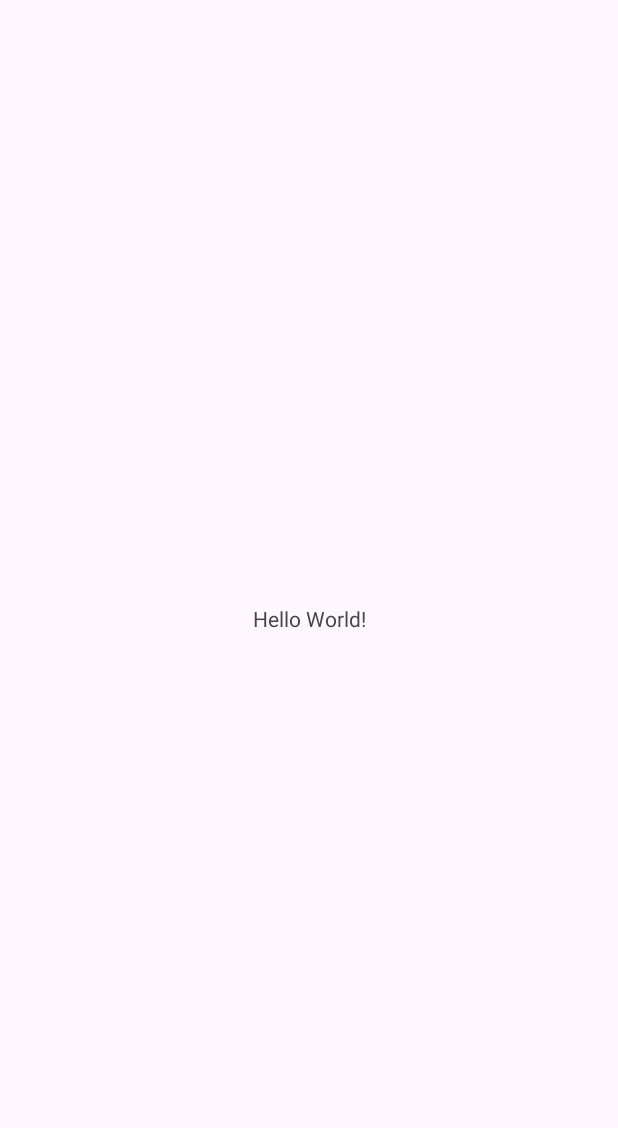
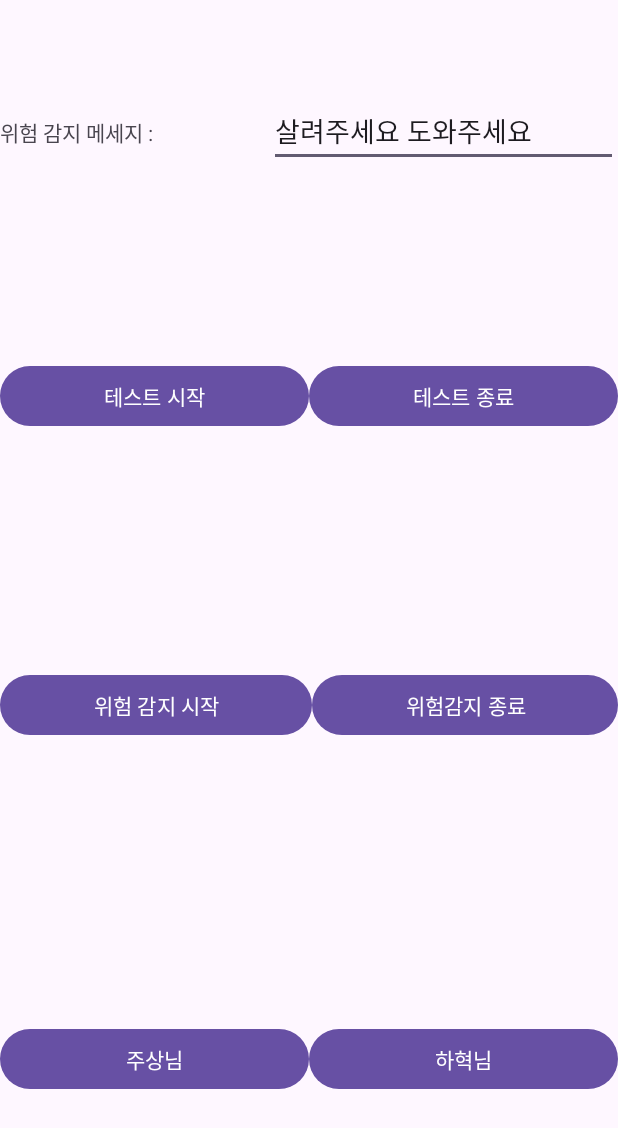
Before and after one commit to cbj5210/2024-SKT-AI-CHALLENGE, an Android app: the screen it shows after launch (MainActivity), on a phone screen of 412 x 824 dp. Before the commit the part shown is almost empty. Shown: the top 1128 px of the screen. Run offline under Robolectric (Android 15) with nearby library versions, the phone set to English and light mode, and no system bars.

Commit message:
add function button

```diff
--- a/app/src/main/java/com/skt/help/MainActivity.java
+++ b/app/src/main/java/com/skt/help/MainActivity.java
@@ -1,6 +1,9 @@
 package com.skt.help;
 
 import android.os.Bundle;
+import android.view.View;
+import android.widget.Button;
+import android.widget.Toast;
 
 import androidx.activity.EdgeToEdge;
 import androidx.appcompat.app.AppCompatActivity;
@@ -20,5 +23,23 @@ public class MainActivity extends AppCompatActivity {
             v.setPadding(systemBars.left, systemBars.top, systemBars.right, systemBars.bottom);
             return insets;
         });
+
+        // 주상님 버튼
+        Button btn_location = findViewById(R.id.button5);
+        btn_location.setOnClickListener(new View.OnClickListener() {
+            @Override
+            public void onClick(View view) {
+                Toast.makeText(MainActivity.this, "현재 주소는 : 을지로 2가", Toast.LENGTH_SHORT).show();
+            }
+        });
+
+        // 하혁님 버튼
+        Button btn_gpt = findViewById(R.id.button6);
+        btn_gpt.setOnClickListener(new View.OnClickListener() {
+            @Override
+            public void onClick(View view) {
+                Toast.makeText(MainActivity.this, "Gpt 응답 결과 : 112 신고 요망", Toast.LENGTH_SHORT).show();
+            }
+        });
     }
 }
--- a/app/src/main/res/layout/activity_main.xml
+++ b/app/src/main/res/layout/activity_main.xml
@@ -7,13 +7,104 @@
     android:layout_height="match_parent"
     tools:context=".MainActivity">
 
-    <TextView
-        android:layout_width="wrap_content"
-        android:layout_height="wrap_content"
-        android:text="Hello World!"
+    <LinearLayout
+        android:id="@+id/linearLayout"
+        android:layout_width="0dp"
+        android:layout_height="0dp"
+        android:orientation="vertical"
         app:layout_constraintBottom_toBottomOf="parent"
         app:layout_constraintEnd_toEndOf="parent"
         app:layout_constraintStart_toStartOf="parent"
-        app:layout_constraintTop_toTopOf="parent" />
+        app:layout_constraintTop_toTopOf="parent">
 
+        <LinearLayout
+            android:layout_width="match_parent"
+            android:layout_height="0px"
+            android:layout_weight="3"
+            android:gravity="center"
+            android:orientation="horizontal">
+
+            <TextView
+                android:id="@+id/textView"
+                android:layout_width="wrap_content"
+                android:layout_height="wrap_content"
+                android:layout_weight="1"
+                android:text="위험 감지 메세지 :" />
+
+            <com.google.android.material.textfield.TextInputEditText
+                android:layout_width="0px"
+                android:layout_height="wrap_content"
+                android:layout_weight="3"
+                android:text="살려주세요 도와주세요" />
+        </LinearLayout>
+
+        <LinearLayout
+            android:layout_width="match_parent"
+            android:layout_height="0px"
+            android:layout_weight="3"
+            android:gravity="center"
+            android:orientation="horizontal">
+
+            <Button
+                android:id="@+id/button"
+                android:layout_width="wrap_content"
+                android:layout_height="wrap_content"
+                android:layout_weight="1"
+                android:text="테스트 시작" />
+
+            <Button
+                android:id="@+id/button2"
+                android:layout_width="wrap_content"
+                android:layout_height="wrap_content"
+                android:layout_weight="1"
+                android:text="테스트 종료" />
+
+        </LinearLayout>
+
+        <LinearLayout
+            android:layout_width="match_parent"
+            android:layout_height="0px"
+            android:layout_weight="4"
+            android:gravity="center"
+            android:orientation="horizontal">
+
+            <Button
+                android:id="@+id/button3"
+                android:layout_width="wrap_content"
+                android:layout_height="wrap_content"
+                android:layout_weight="1"
+                android:text="위험 감지 시작"
+                android:textColorLink="#000000" />
+
+            <Button
+                android:id="@+id/button4"
+                android:layout_width="wrap_content"
+                android:layout_height="wrap_content"
+                android:layout_weight="1"
+                android:text="위험감지 종료"
+                android:textColorLink="#000000" />
+        </LinearLayout>
+
+        <LinearLayout
+            android:layout_width="match_parent"
+            android:layout_height="0px"
+            android:layout_weight="4"
+            android:gravity="center"
+            android:orientation="horizontal">
+
+            <Button
+                android:id="@+id/button5"
+                android:layout_width="wrap_content"
+                android:layout_height="wrap_content"
+                android:layout_weight="1"
+                android:text="주상님" />
+
+            <Button
+                android:id="@+id/button6"
+                android:layout_width="wrap_content"
+                android:layout_height="wrap_content"
+                android:layout_weight="1"
+                android:text="하혁님" />
+        </LinearLayout>
+    </LinearLayout>
 </androidx.constraintlayout.widget.ConstraintLayout>
```
